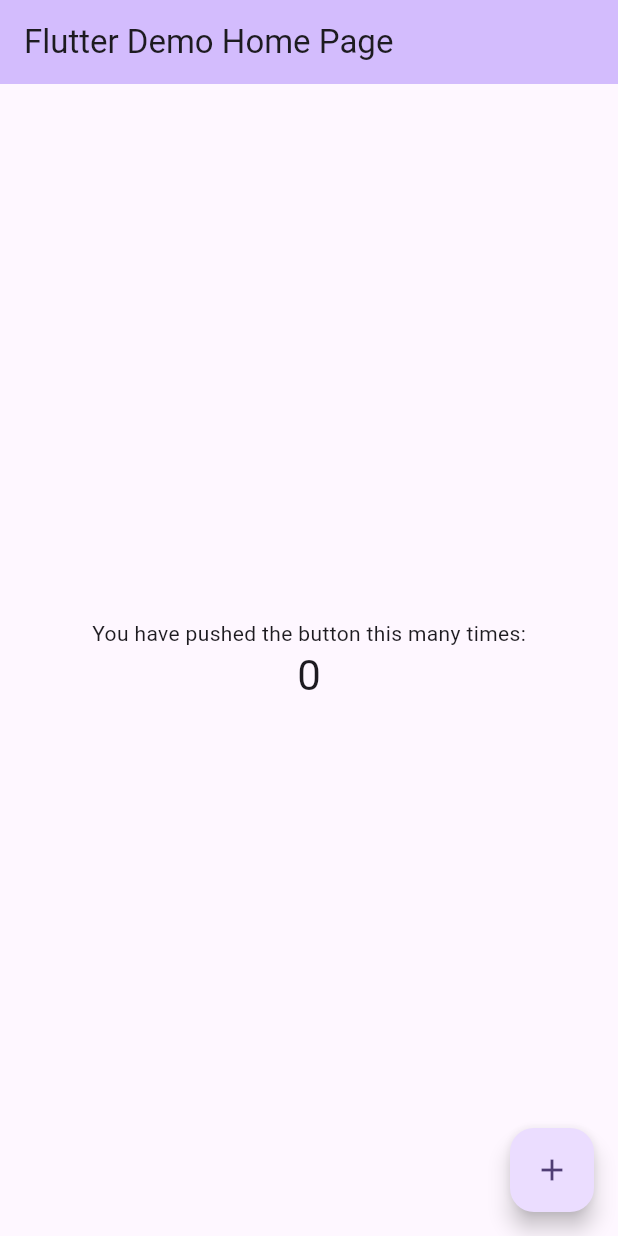
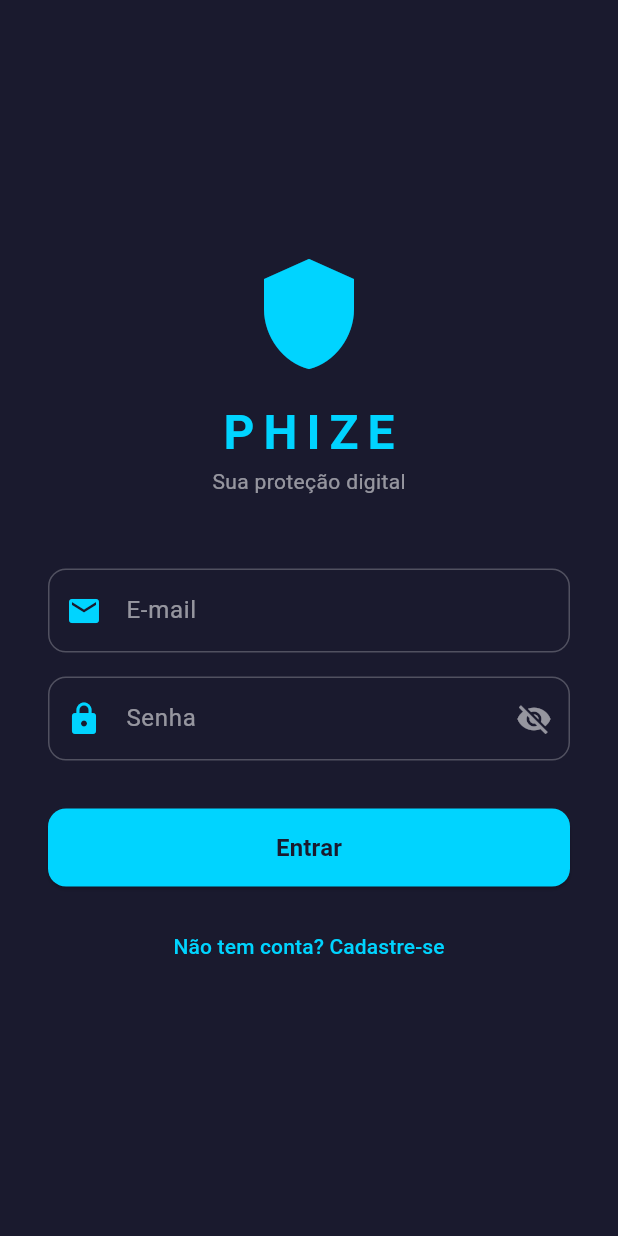
Before and after one commit to Carolliny-cmd/PHIZE, a Flutter app: the screen it shows after launch, on a phone screen of 412 x 824 dp. Run offline on Flutter 3.47's test engine with Material 3 defaults, Android fonts, the phone set to English and light mode, and no system bars.

Commit message:
feat: tela de login

```diff
--- a/lib/main.dart
+++ b/lib/main.dart
@@ -1,122 +1,26 @@
 import 'package:flutter/material.dart';
+import 'screens/login_screen.dart';
 
 void main() {
-  runApp(const MyApp());
+  runApp(const PhizeApp());
 }
 
-class MyApp extends StatelessWidget {
-  const MyApp({super.key});
+class PhizeApp extends StatelessWidget {
+  const PhizeApp({super.key});
 
-  // This widget is the root of your application.
   @override
   Widget build(BuildContext context) {
     return MaterialApp(
-      title: 'Flutter Demo',
+      title: 'Phize',
+      debugShowCheckedModeBanner: false,
       theme: ThemeData(
-        // This is the theme of your application.
-        //
-        // TRY THIS: Try running your application with "flutter run". You'll see
-        // the application has a purple toolbar. Then, without quitting the app,
-        // try changing the seedColor in the colorScheme below to Colors.green
-        // and then invoke "hot reload" (save your changes or press the "hot
-        // reload" button in a Flutter-supported IDE, or press "r" if you used
-        // the command line to start the app).
-        //
-        // Notice that the counter didn't reset back to zero; the application
-        // state is not lost during the reload. To reset the state, use hot
-        // restart instead.
-        //
-        // This works for code too, not just values: Most code changes can be
-        // tested with just a hot reload.
-        colorScheme: .fromSeed(seedColor: Colors.deepPurple),
+        colorScheme: ColorScheme.fromSeed(
+          seedColor: const Color(0xFF1A1A2E),
+          brightness: Brightness.dark,
+        ),
+        useMaterial3: true,
       ),
-      home: const MyHomePage(title: 'Flutter Demo Home Page'),
+      home: const LoginScreen(),
     );
   }
 }
-
-class MyHomePage extends StatefulWidget {
-  const MyHomePage({super.key, required this.title});
-
-  // This widget is the home page of your application. It is stateful, meaning
-  // that it has a State object (defined below) that contains fields that affect
-  // how it looks.
-
-  // This class is the configuration for the state. It holds the values (in this
-  // case the title) provided by the parent (in this case the App widget) and
-  // used by the build method of the State. Fields in a Widget subclass are
-  // always marked "final".
-
-  final String title;
-
-  @override
-  State<MyHomePage> createState() => _MyHomePageState();
-}
-
-class _MyHomePageState extends State<MyHomePage> {
-  int _counter = 0;
-
-  void _incrementCounter() {
-    setState(() {
-      // This call to setState tells the Flutter framework that something has
-      // changed in this State, which causes it to rerun the build method below
-      // so that the display can reflect the updated values. If we changed
-      // _counter without calling setState(), then the build method would not be
-      // called again, and so nothing would appear to happen.
-      _counter++;
-    });
-  }
-
-  @override
-  Widget build(BuildContext context) {
-    // This method is rerun every time setState is called, for instance as done
-    // by the _incrementCounter method above.
-    //
-    // The Flutter framework has been optimized to make rerunning build methods
-    // fast, so that you can just rebuild anything that needs updating rather
-    // than having to individually change instances of widgets.
-    return Scaffold(
-      appBar: AppBar(
-        // TRY THIS: Try changing the color here to a specific color (to
-        // Colors.amber, perhaps?) and trigger a hot reload to see the AppBar
-        // change color while the other colors stay the same.
-        backgroundColor: Theme.of(context).colorScheme.inversePrimary,
-        // Here we take the value from the MyHomePage object that was created by
-        // the App.build method, and use it to set our appbar title.
-        title: Text(widget.title),
-      ),
-      body: Center(
-        // Center is a layout widget. It takes a single child and positions it
-        // in the middle of the parent.
-        child: Column(
-          // Column is also a layout widget. It takes a list of children and
-          // arranges them vertically. By default, it sizes itself to fit its
-          // children horizontally, and tries to be as tall as its parent.
-          //
-          // Column has various properties to control how it sizes itself and
-          // how it positions its children. Here we use mainAxisAlignment to
-          // center the children vertically; the main axis here is the vertical
-          // axis because Columns are vertical (the cross axis would be
-          // horizontal).
-          //
-          // TRY THIS: Invoke "debug painting" (choose the "Toggle Debug Paint"
-          // action in the IDE, or press "p" in the console), to see the
-          // wireframe for each widget.
-          mainAxisAlignment: .center,
-          children: [
-            const Text('You have pushed the button this many times:'),
-            Text(
-              '$_counter',
-              style: Theme.of(context).textTheme.headlineMedium,
-            ),
-          ],
-        ),
-      ),
-      floatingActionButton: FloatingActionButton(
-        onPressed: _incrementCounter,
-        tooltip: 'Increment',
-        child: const Icon(Icons.add),
-      ),
-    );
-  }
-}
--- /dev/null
+++ b/lib/screens/login_screen.dart
@@ -0,0 +1,142 @@
+import 'package:flutter/material.dart';
+
+class LoginScreen extends StatefulWidget {
+  const LoginScreen({super.key});
+
+  @override
+  State<LoginScreen> createState() => _LoginScreenState();
+}
+
+class _LoginScreenState extends State<LoginScreen> {
+  final _emailController = TextEditingController();
+  final _senhaController = TextEditingController();
+  bool _senhaVisivel = false;
+
+  @override
+  Widget build(BuildContext context) {
+    return Scaffold(
+      backgroundColor: const Color(0xFF1A1A2E),
+      body: SafeArea(
+        child: Center(
+          child: SingleChildScrollView(
+            padding: const EdgeInsets.all(32),
+            child: Column(
+              mainAxisAlignment: MainAxisAlignment.center,
+              children: [
+                // Logo
+                const Icon(
+                  Icons.shield,
+                  size: 80,
+                  color: Color(0xFF00D4FF),
+                ),
+                const SizedBox(height: 16),
+                const Text(
+                  'PHIZE',
+                  style: TextStyle(
+                    fontSize: 32,
+                    fontWeight: FontWeight.bold,
+                    color: Color(0xFF00D4FF),
+                    letterSpacing: 6,
+                  ),
+                ),
+                const Text(
+                  'Sua proteção digital',
+                  style: TextStyle(
+                    fontSize: 14,
+                    color: Colors.white54,
+                  ),
+                ),
+                const SizedBox(height: 48),
+
+                // Campo email
+                TextField(
+                  controller: _emailController,
+                  style: const TextStyle(color: Colors.white),
+                  decoration: InputDecoration(
+                    labelText: 'E-mail',
+                    labelStyle: const TextStyle(color: Colors.white54),
+                    prefixIcon: const Icon(Icons.email, color: Color(0xFF00D4FF)),
+                    enabledBorder: OutlineInputBorder(
+                      borderRadius: BorderRadius.circular(12),
+                      borderSide: const BorderSide(color: Colors.white24),
+                    ),
+                    focusedBorder: OutlineInputBorder(
+                      borderRadius: BorderRadius.circular(12),
+                      borderSide: const BorderSide(color: Color(0xFF00D4FF)),
+                    ),
+                  ),
+                ),
+                const SizedBox(height: 16),
+
+                // Campo senha
+                TextField(
+                  controller: _senhaController,
+                  obscureText: !_senhaVisivel,
+                  style: const TextStyle(color: Colors.white),
+                  decoration: InputDecoration(
+                    labelText: 'Senha',
+                    labelStyle: const TextStyle(color: Colors.white54),
+                    prefixIcon: const Icon(Icons.lock, color: Color(0xFF00D4FF)),
+                    suffixIcon: IconButton(
+                      icon: Icon(
+                        _senhaVisivel ? Icons.visibility : Icons.visibility_off,
+                        color: Colors.white54,
+                      ),
+                      onPressed: () {
+                        setState(() {
+                          _senhaVisivel = !_senhaVisivel;
+                        });
+                      },
+                    ),
+                    enabledBorder: OutlineInputBorder(
+                      borderRadius: BorderRadius.circular(12),
+                      borderSide: const BorderSide(color: Colors.white24),
+                    ),
+                    focusedBorder: OutlineInputBorder(
+                      borderRadius: BorderRadius.circular(12),
+                      borderSide: const BorderSide(color: Color(0xFF00D4FF)),
+                    ),
+                  ),
+                ),
+                const SizedBox(height: 32),
+
+                // Botão entrar
+                SizedBox(
+                  width: double.infinity,
+                  height: 52,
+                  child: ElevatedButton(
+                    onPressed: () {},
+                    style: ElevatedButton.styleFrom(
+                      backgroundColor: const Color(0xFF00D4FF),
+                      foregroundColor: const Color(0xFF1A1A2E),
+                      shape: RoundedRectangleBorder(
+                        borderRadius: BorderRadius.circular(12),
+                      ),
+                    ),
+                    child: const Text(
+                      'Entrar',
+                      style: TextStyle(
+                        fontSize: 16,
+                        fontWeight: FontWeight.bold,
+                      ),
+                    ),
+                  ),
+                ),
+                const SizedBox(height: 16),
+
+                // Link cadastro
+                TextButton(
+                  onPressed: () {},
+                  child: const Text(
+                    'Não tem conta? Cadastre-se',
+                    style: TextStyle(color: Color(0xFF00D4FF)),
+                  ),
+                ),
+              ],
+            ),
+          ),
+        ),
+      ),
+    );
+  }
+}
```
